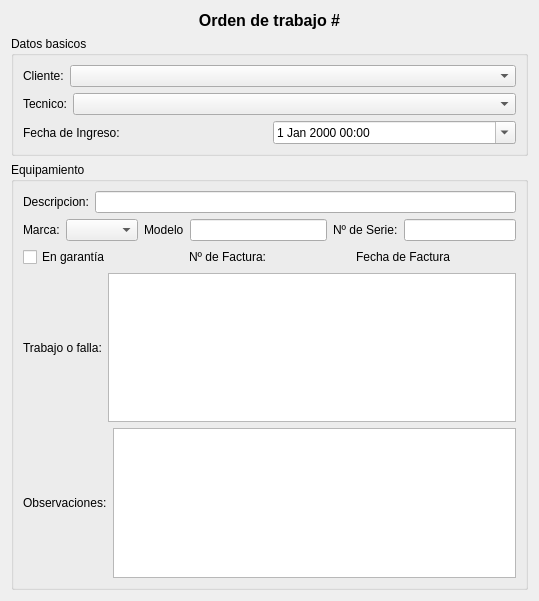
This is trunk/plugins/ordentrabajo/formordentrabajobase.ui in chungote/gestotux as Qt 5 draws it before an edit. The edited form follows.
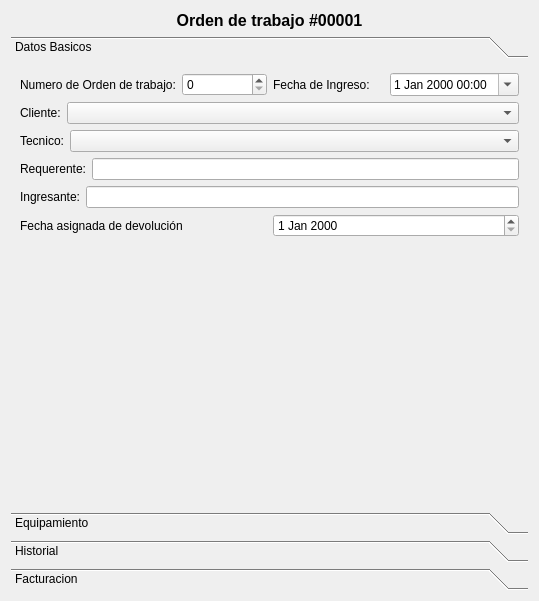
This is the edited form. Custom widgets are drawn as their Qt base class.

Commit message: - Mejorado plugin de garantias. - Mejorado formulario de orden de trabajo.

Patch:
```diff
--- a/trunk/plugins/ordentrabajo/formordentrabajobase.ui
+++ b/trunk/plugins/ordentrabajo/formordentrabajobase.ui
@@ -13,8 +13,8 @@
   <property name="windowTitle">
    <string>Form</string>
   </property>
-  <layout class="QVBoxLayout" name="verticalLayout_3">
-   <item>
+  <layout class="QGridLayout" name="gridLayout">
+   <item row="0" column="0">
     <widget class="QLabel" name="LNumeroOrden">
      <property name="sizePolicy">
       <sizepolicy hsizetype="MinimumExpanding" vsizetype="Minimum">
@@ -23,7 +23,7 @@
       </sizepolicy>
      </property>
      <property name="text">
-      <string>&lt;html&gt;&lt;head/&gt;&lt;body&gt;&lt;p align=&quot;center&quot;&gt;&lt;span style=&quot; font-size:12pt; font-weight:600;&quot;&gt;Orden de trabajo #&lt;/span&gt;&lt;/p&gt;&lt;/body&gt;&lt;/html&gt;</string>
+      <string>&lt;html&gt;&lt;head/&gt;&lt;body&gt;&lt;p align=&quot;center&quot;&gt;&lt;span style=&quot; font-size:12pt; font-weight:600;&quot;&gt;Orden de trabajo #00001&lt;/span&gt;&lt;/p&gt;&lt;/body&gt;&lt;/html&gt;</string>
      </property>
      <property name="textFormat">
       <enum>Qt::RichText</enum>
@@ -33,57 +33,37 @@
      </property>
     </widget>
    </item>
-   <item>
-    <widget class="QGroupBox" name="GBBasico">
-     <property name="sizePolicy">
-      <sizepolicy hsizetype="Preferred" vsizetype="MinimumExpanding">
-       <horstretch>0</horstretch>
-       <verstretch>0</verstretch>
-      </sizepolicy>
+   <item row="1" column="0">
+    <widget class="QToolBox" name="TBGeneral">
+     <property name="currentIndex">
+      <number>0</number>
      </property>
-     <property name="title">
-      <string>Datos basicos</string>
-     </property>
+     <widget class="QWidget" name="PBasico">
+      <property name="geometry">
+       <rect>
+        <x>0</x>
+        <y>0</y>
+        <width>543</width>
+        <height>427</height>
+       </rect>
+      </property>
+      <attribute name="label">
+       <string>Datos Basicos</string>
+      </attribute>
      <layout class="QVBoxLayout" name="verticalLayout_2">
       <item>
-       <layout class="QHBoxLayout" name="horizontalLayout">
+        <layout class="QHBoxLayout" name="horizontalLayout_17">
         <item>
-         <widget class="QLabel" name="LCliente">
-          <property name="text">
-           <string>Cliente:</string>
-          </property>
-         </widget>
-        </item>
+          <layout class="QHBoxLayout" name="horizontalLayout_16">
         <item>
-         <widget class="ECBClientes" name="CBCliente">
-          <property name="sizePolicy">
-           <sizepolicy hsizetype="MinimumExpanding" vsizetype="Fixed">
-            <horstretch>0</horstretch>
-            <verstretch>0</verstretch>
-           </sizepolicy>
-          </property>
-         </widget>
-        </item>
-       </layout>
-      </item>
-      <item>
-       <layout class="QHBoxLayout" name="horizontalLayout_3">
-        <item>
-         <widget class="QLabel" name="LTecnico">
+            <widget class="QLabel" name="label_7">
           <property name="text">
-           <string>Tecnico:</string>
+              <string>Numero de Orden de trabajo:</string>
           </property>
          </widget>
         </item>
         <item>
-         <widget class="ECBTecnicos" name="CBTecnico">
-          <property name="sizePolicy">
-           <sizepolicy hsizetype="MinimumExpanding" vsizetype="Fixed">
-            <horstretch>0</horstretch>
-            <verstretch>0</verstretch>
-           </sizepolicy>
-          </property>
-         </widget>
+            <widget class="QSpinBox" name="spinBox"/>
         </item>
        </layout>
       </item>
@@ -98,6 +78,12 @@
         </item>
         <item>
          <widget class="QDateTimeEdit" name="DTEFechaIngreso">
+             <property name="sizePolicy">
+              <sizepolicy hsizetype="Preferred" vsizetype="Fixed">
+               <horstretch>0</horstretch>
+               <verstretch>0</verstretch>
+              </sizepolicy>
+             </property>
           <property name="displayFormat">
            <string>d MMM yyyy HH:mm</string>
           </property>
@@ -109,13 +95,118 @@
        </layout>
       </item>
      </layout>
+       </item>
+       <item>
+        <layout class="QHBoxLayout" name="horizontalLayout">
+         <item>
+          <widget class="QLabel" name="LCliente">
+           <property name="text">
+            <string>Cliente:</string>
+           </property>
     </widget>
    </item>
    <item>
-    <widget class="QGroupBox" name="groupBox">
-     <property name="title">
+          <widget class="ECBClientes" name="CBCliente">
+           <property name="sizePolicy">
+            <sizepolicy hsizetype="MinimumExpanding" vsizetype="Fixed">
+             <horstretch>0</horstretch>
+             <verstretch>0</verstretch>
+            </sizepolicy>
+           </property>
+          </widget>
+         </item>
+        </layout>
+       </item>
+       <item>
+        <layout class="QHBoxLayout" name="horizontalLayout_3">
+         <item>
+          <widget class="QLabel" name="LTecnico">
+           <property name="text">
+            <string>Tecnico:</string>
+           </property>
+          </widget>
+         </item>
+         <item>
+          <widget class="ECBTecnicos" name="CBTecnico">
+           <property name="sizePolicy">
+            <sizepolicy hsizetype="MinimumExpanding" vsizetype="Fixed">
+             <horstretch>0</horstretch>
+             <verstretch>0</verstretch>
+            </sizepolicy>
+           </property>
+          </widget>
+         </item>
+        </layout>
+       </item>
+       <item>
+        <layout class="QHBoxLayout" name="horizontalLayout_13">
+         <item>
+          <widget class="QLabel" name="LRequerente">
+           <property name="text">
+            <string>Requerente:</string>
+           </property>
+          </widget>
+         </item>
+         <item>
+          <widget class="QLineEdit" name="LERequerente"/>
+         </item>
+        </layout>
+       </item>
+       <item>
+        <layout class="QHBoxLayout" name="horizontalLayout_14">
+         <item>
+          <widget class="QLabel" name="LIngresante">
+           <property name="text">
+            <string>Ingresante:</string>
+           </property>
+          </widget>
+         </item>
+         <item>
+          <widget class="QLineEdit" name="LEIngresante"/>
+         </item>
+        </layout>
+       </item>
+       <item>
+        <layout class="QHBoxLayout" name="horizontalLayout_15">
+         <item>
+          <widget class="QLabel" name="LFechaDevolucion">
+           <property name="text">
+            <string>Fecha asignada de devolución</string>
+           </property>
+          </widget>
+         </item>
+         <item>
+          <widget class="QDateEdit" name="DEFechaDevolucion"/>
+         </item>
+        </layout>
+       </item>
+       <item>
+        <spacer name="verticalSpacer">
+         <property name="orientation">
+          <enum>Qt::Vertical</enum>
+         </property>
+         <property name="sizeHint" stdset="0">
+          <size>
+           <width>20</width>
+           <height>40</height>
+          </size>
+         </property>
+        </spacer>
+       </item>
+      </layout>
+     </widget>
+     <widget class="QWidget" name="PEquipamiento">
+      <property name="geometry">
+       <rect>
+        <x>0</x>
+        <y>0</y>
+        <width>521</width>
+        <height>318</height>
+       </rect>
+      </property>
+      <attribute name="label">
       <string>Equipamiento</string>
-     </property>
+      </attribute>
      <layout class="QVBoxLayout" name="verticalLayout">
       <item>
        <layout class="QHBoxLayout" name="horizontalLayout_6">
@@ -202,27 +293,6 @@
         </item>
        </layout>
       </item>
-      <item>
-       <layout class="QHBoxLayout" name="horizontalLayout_10">
-        <item>
-         <widget class="QLabel" name="label_7">
-          <property name="text">
-           <string>Trabajo o falla:</string>
-          </property>
-         </widget>
-        </item>
-        <item>
-         <widget class="QTextEdit" name="textEdit">
-          <property name="sizePolicy">
-           <sizepolicy hsizetype="Expanding" vsizetype="Preferred">
-            <horstretch>0</horstretch>
-            <verstretch>0</verstretch>
-           </sizepolicy>
-          </property>
-         </widget>
-        </item>
-       </layout>
-      </item>
       <item>
        <layout class="QHBoxLayout" name="horizontalLayout_11">
         <item>
@@ -244,7 +314,133 @@
         </item>
        </layout>
       </item>
-     </layout>
+       <item>
+        <spacer name="verticalSpacer_2">
+         <property name="orientation">
+          <enum>Qt::Vertical</enum>
+         </property>
+         <property name="sizeHint" stdset="0">
+          <size>
+           <width>20</width>
+           <height>40</height>
+          </size>
+         </property>
+        </spacer>
+       </item>
+      </layout>
+     </widget>
+     <widget class="QWidget" name="PHistorial">
+      <property name="geometry">
+       <rect>
+        <x>0</x>
+        <y>0</y>
+        <width>521</width>
+        <height>444</height>
+       </rect>
+      </property>
+      <attribute name="label">
+       <string>Historial</string>
+      </attribute>
+      <layout class="QVBoxLayout" name="verticalLayout_4">
+       <item>
+        <widget class="QListView" name="LVHistorial"/>
+       </item>
+       <item>
+        <layout class="QHBoxLayout" name="horizontalLayout_12">
+         <item>
+          <widget class="QPushButton" name="PBAgregarHistorial">
+           <property name="text">
+            <string>Agregar Accion</string>
+           </property>
+          </widget>
+         </item>
+         <item>
+          <spacer name="horizontalSpacer_2">
+           <property name="orientation">
+            <enum>Qt::Horizontal</enum>
+           </property>
+           <property name="sizeHint" stdset="0">
+            <size>
+             <width>40</width>
+             <height>20</height>
+            </size>
+           </property>
+          </spacer>
+         </item>
+         <item>
+          <widget class="QPushButton" name="PBEliminarHistorial">
+           <property name="text">
+            <string>Eliminar accion</string>
+           </property>
+          </widget>
+         </item>
+         <item>
+          <widget class="QPushButton" name="PBCerrarOrden">
+           <property name="text">
+            <string>Cerrar orden</string>
+           </property>
+          </widget>
+         </item>
+        </layout>
+       </item>
+      </layout>
+     </widget>
+     <widget class="QWidget" name="PFacturacion">
+      <property name="geometry">
+       <rect>
+        <x>0</x>
+        <y>0</y>
+        <width>521</width>
+        <height>444</height>
+       </rect>
+      </property>
+      <attribute name="label">
+       <string>Facturacion</string>
+      </attribute>
+      <layout class="QVBoxLayout" name="verticalLayout_3">
+       <item>
+        <widget class="QTableView" name="TVFacturacion"/>
+       </item>
+       <item>
+        <layout class="QHBoxLayout" name="horizontalLayout_10">
+         <item>
+          <widget class="QPushButton" name="PBAgregarFacturacion">
+           <property name="text">
+            <string>Agregar</string>
+           </property>
+          </widget>
+         </item>
+         <item>
+          <spacer name="horizontalSpacer">
+           <property name="orientation">
+            <enum>Qt::Horizontal</enum>
+           </property>
+           <property name="sizeHint" stdset="0">
+            <size>
+             <width>40</width>
+             <height>20</height>
+            </size>
+           </property>
+          </spacer>
+         </item>
+         <item>
+          <widget class="QPushButton" name="PBEliminarFacturacion">
+           <property name="text">
+            <string>Eliminar</string>
+           </property>
+          </widget>
+         </item>
+         <item>
+          <widget class="QPushButton" name="PBFacturar">
+           <property name="text">
+            <string>Facturar</string>
+           </property>
+          </widget>
+         </item>
+        </layout>
+       </item>
+      </layout>
+     </widget>
     </widget>
    </item>
   </layout>
```
Lines whose indentation alone changed are shown as unchanged. The commit also changes 7 other files.
